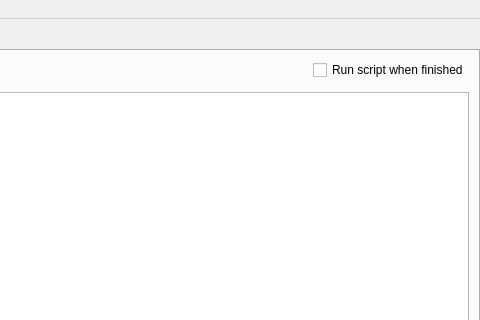
Before: the Qt Designer form src/main_window.ui in holazt/RcloneBrowser, drawn with Qt 5; both pictures show x 475 to 955 and y 0 to 320 of the 955 by 555 pixel window.
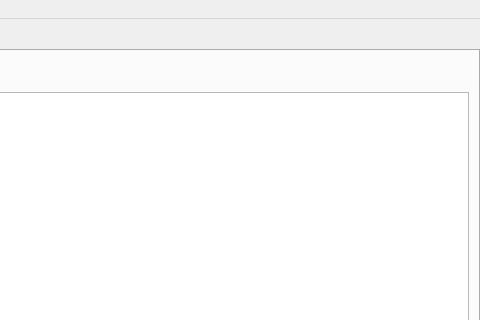
After: the same form once the commit is applied. The open tabs and pages were chosen to show the change.

Commit message: added scripts' hooks activation checkboxes

Diff of the .ui file:
```diff
--- a/src/main_window.ui
+++ b/src/main_window.ui
@@ -682,13 +682,6 @@
             </property>
            </spacer>
           </item>
-          <item>
-           <widget class="QCheckBox" name="queueScriptRun">
-            <property name="text">
-             <string>Run script when finished</string>
-            </property>
-           </widget>
-          </item>
          </layout>
         </item>
         <item>
```
Left out of the diff: 16 changed lines with no effect on the pictures. The commit also changes 5 other files.
